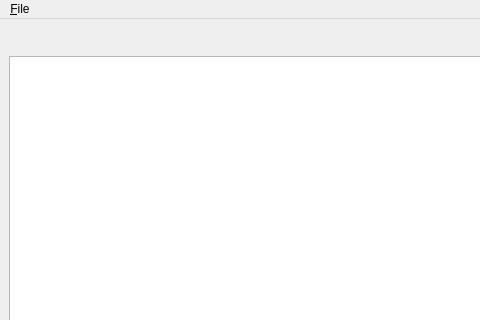
Qt form main_window.ui (dgolub/mongo-test-cluster) before a commit; both pictures show x 0 to 480 and y 0 to 320 of the 800 by 600 pixel window.
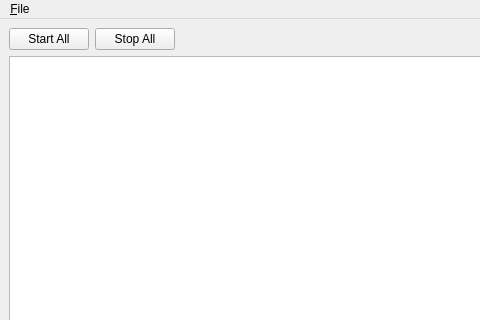
The same form after that commit.

Commit message: Add buttons to start/stop all hosts.  Also fix crash when stopping multiple hosts at once.

```diff
--- a/main_window.ui
+++ b/main_window.ui
@@ -17,6 +17,20 @@
    <layout class="QVBoxLayout" name="verticalLayout">
     <item>
      <layout class="QHBoxLayout" name="horizontalLayout">
+      <item>
+       <widget class="QPushButton" name="pushButtonStartAll">
+        <property name="text">
+         <string>Start All</string>
+        </property>
+       </widget>
+      </item>
+      <item>
+       <widget class="QPushButton" name="pushButtonStopAll">
+        <property name="text">
+         <string>Stop All</string>
+        </property>
+       </widget>
+      </item>
       <item>
        <spacer name="horizontalSpacer">
         <property name="orientation">
```
The commit also changes 4 other files.
